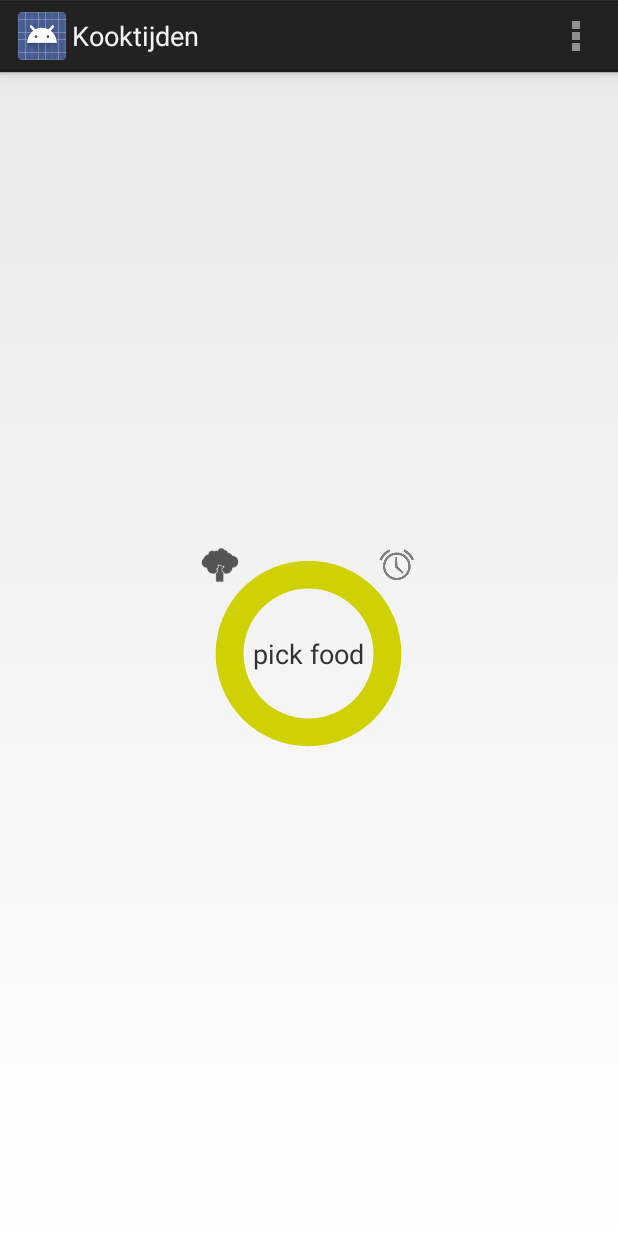
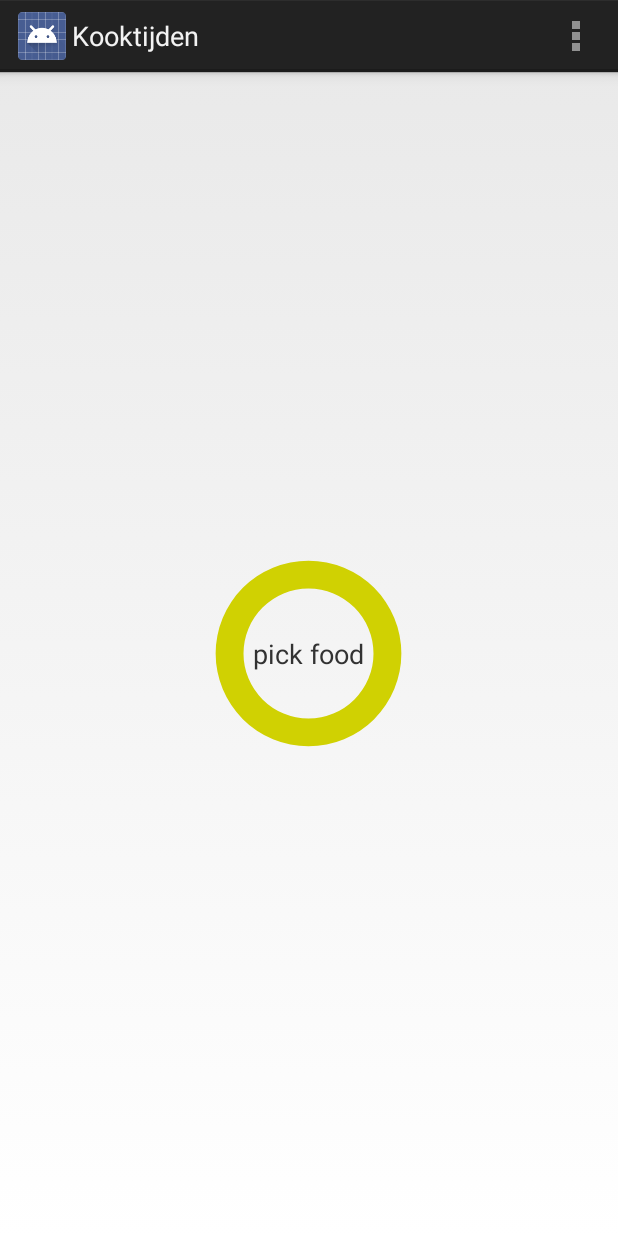
Before and after one commit to TomDoes/Kooktijden, an Android app: the screen it shows after launch (MainActivity), on a phone screen of 412 x 824 dp. Run offline under Robolectric (Android 15) with nearby library versions, the phone set to English and light mode, and no system bars.

Commit message:
Knoppen verschijnen na klik in kookplaat1pits

```diff
--- a/app/src/main/java/com/tomdoesburg/kooktijden/FragmentKookplaat1pits.java
+++ b/app/src/main/java/com/tomdoesburg/kooktijden/FragmentKookplaat1pits.java
@@ -5,18 +5,29 @@ import android.support.v4.app.Fragment;
 import android.view.LayoutInflater;
 import android.view.View;
 import android.view.ViewGroup;
+import android.view.animation.Animation;
+import android.view.animation.AnimationUtils;
+import android.widget.Button;
+import android.widget.ImageButton;
 import android.widget.ProgressBar;
 import android.widget.TextView;
 
 /**
  * Created by Joost on 2-7-2014.
+ * edited by Frank on 9-8-2014
  */
 // Instances of this class are fragments representing a single
 // object in our collection.
 public class FragmentKookplaat1pits extends Fragment {
     public static final String ARG_OBJECT = "object";
+
+    //Buttons & view declaration
     ProgressBar kookplaat1;
     TextView kookplaat1text;
+    ImageButton kookplaat1Button1;  //button for setup of known vegetable time in database
+    ImageButton kookplaat1Button2; //button for setup of custom time
+
+    //Timer related variables
     TimerHelper timerHelper;
     int timeSeconds;
     boolean timerRunning;
@@ -33,11 +44,17 @@ public class FragmentKookplaat1pits extends Fragment {
         super.onViewCreated(view, savedInstanceState);
 
         //kookplaat 1
-        ProgressBar kookplaat1 = (ProgressBar) getView().findViewById(R.id.kookplaat1);
-        TextView kookplaat1text = (TextView) getView().findViewById(R.id.kookplaat1text);
+        kookplaat1 = (ProgressBar) getView().findViewById(R.id.kookplaat1);
+        kookplaat1text = (TextView) getView().findViewById(R.id.kookplaat1text);
+
+        //timer buttons (invisible initially)
+        kookplaat1Button1 = (ImageButton) getView().findViewById(R.id.kookplaat1Button1);
+        kookplaat1Button2 = (ImageButton) getView().findViewById(R.id.kookplaat1Button2);
+
         TimerHelper timerHelper = new TimerHelper();
-        timerHelper.init(kookplaat1, kookplaat1text);
-
+        //timerHelper.init(kookplaat1, kookplaat1text);
+        timerHelper.init(kookplaat1,kookplaat1text,kookplaat1Button1,kookplaat1Button2); //uses new init function
     }
 
+
 }
--- a/app/src/main/java/com/tomdoesburg/kooktijden/TimerHelper.java
+++ b/app/src/main/java/com/tomdoesburg/kooktijden/TimerHelper.java
@@ -2,6 +2,9 @@ package com.tomdoesburg.kooktijden;
 
 import android.os.CountDownTimer;
 import android.view.View;
+import android.view.animation.Animation;
+import android.view.animation.AnimationUtils;
+import android.widget.ImageButton;
 import android.widget.ProgressBar;
 import android.widget.TextView;
 
@@ -11,6 +14,7 @@ import android.widget.TextView;
 public class TimerHelper {
 
     boolean timerRunning;
+    private boolean timeSet = false; //indicates a time has been chosen by user
 
     void init(final ProgressBar kookplaat, final TextView kookplaattext) {
 
@@ -25,6 +29,62 @@ public class TimerHelper {
             @Override
             public void onClick(View view) {
                 start(kookplaat, kookplaattext, timeSeconds);
+            }
+        });
+
+    }
+
+    //this init function requires 2 additional buttons for setting a custom timer or selecting from the vegetable database
+    void init(final ProgressBar kookplaat, final TextView kookplaattext,final ImageButton dbTimeButton, final ImageButton customTimeButton) {
+
+        //TODO
+        //create a selection thingy to select which vegetable to put on this timer
+        //int vegetableID = vegetablePicker();
+        //MySQLiteHelper db = new MySQLiteHelper(this);
+        //final int timeSeconds = db.getVegetable(vegetableID).getCookingTime();
+        final int timeSeconds = 10;
+
+        kookplaat.setOnClickListener(new View.OnClickListener() {
+            @Override
+            public void onClick(View view) {
+
+                //show buttons
+                if(!timeSet) {
+                    //show timer buttons
+                    dbTimeButton.setVisibility(View.VISIBLE);
+                    customTimeButton.setVisibility(View.VISIBLE);
+                }else{
+                    start(kookplaat, kookplaattext, timeSeconds);
+                }
+
+            }
+        });
+
+        dbTimeButton.setOnClickListener(new View.OnClickListener(){
+            @Override
+            public void onClick(View v) {
+                //TODO
+                //functie om te kiezen uit database met kooktijden
+
+                dbTimeButton.setVisibility(View.INVISIBLE);
+                customTimeButton.setVisibility(View.INVISIBLE);
+
+                timeSet = true;
+                kookplaattext.setText("START");
+            }
+        });
+
+        customTimeButton.setOnClickListener(new View.OnClickListener(){
+            @Override
+            public void onClick(View v) {
+                //TODO
+                //functie zelf een kooktijd te kiezen
+
+                dbTimeButton.setVisibility(View.INVISIBLE);
+                customTimeButton.setVisibility(View.INVISIBLE);
+
+                timeSet = true;
+                kookplaattext.setText("START");
             }
         });
 
@@ -57,6 +117,7 @@ public class TimerHelper {
                     kookplaattext.setText("FINISHED");
                 }
                 timerRunning = false;
+                timeSet = false;
             }
         };
         if (!timerRunning) {
--- a/app/src/main/res/layout/kookplaat1pits.xml
+++ b/app/src/main/res/layout/kookplaat1pits.xml
@@ -6,6 +6,7 @@
     android:paddingRight="@dimen/activity_horizontal_margin"
     android:paddingTop="@dimen/activity_vertical_margin"
     android:paddingBottom="@dimen/activity_vertical_margin"
+    android:animateLayoutChanges="true"
     tools:context="com.tomdoesburg.kooktijden.MainActivity$PlaceholderFragment">
 
     <!-- Created by Joost on 1/7/14. -->
@@ -35,20 +36,22 @@
     <ImageButton
         android:layout_width="wrap_content"
         android:layout_height="wrap_content"
-        android:id="@+id/kookplaat1Button1"
+        android:id="@+id/kookplaat1Button2"
         android:layout_toStartOf="@+id/kookplaat1"
         android:background="@drawable/ic_action_alarms"
-        android:layout_alignTop="@+id/kookplaat1Button2"
+        android:layout_alignTop="@+id/kookplaat1Button1"
         android:layout_alignRight="@+id/kookplaat1"
-        android:layout_alignEnd="@+id/kookplaat1" />
+        android:layout_alignEnd="@+id/kookplaat1"
+        android:visibility="invisible"/>
 
     <ImageButton
         android:layout_width="wrap_content"
         android:layout_height="wrap_content"
-        android:id="@+id/kookplaat1Button2"
+        android:id="@+id/kookplaat1Button1"
         android:background="@drawable/brocolli"
         android:layout_alignTop="@+id/kookplaat1"
         android:layout_alignLeft="@+id/kookplaat1"
-        android:layout_alignStart="@+id/kookplaat1" />
+        android:layout_alignStart="@+id/kookplaat1"
+        android:visibility="invisible"/>
 
 </RelativeLayout>
```
